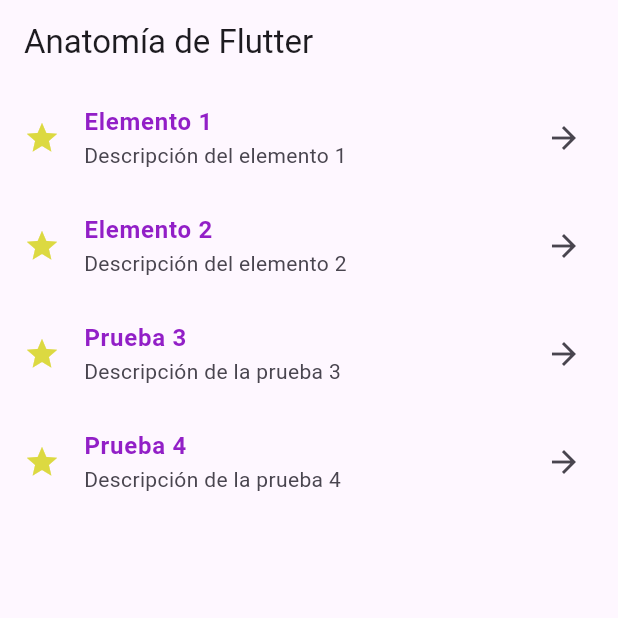
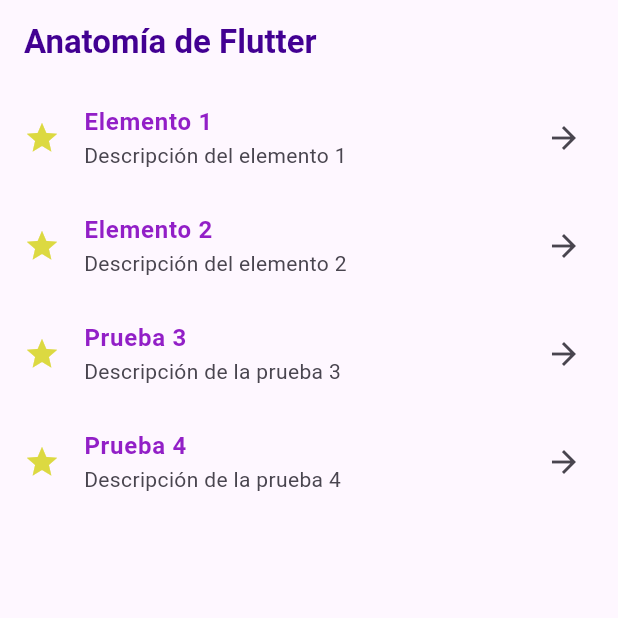
Before and after one commit to nallely-lopez/Dev_Aplication_Proyect1, a Flutter app: the screen it shows after launch, on a phone screen of 412 x 824 dp, the top half of it. Run offline on Flutter 3.47's test engine with Material 3 defaults, Android fonts, the phone set to English and light mode, and no system bars.

Commit message:
Actualización del código en Prueba.dart

```diff
--- a/lib/prueba.dart
+++ b/lib/prueba.dart
@@ -7,7 +7,9 @@
   Widget build(BuildContext context) {
     return Scaffold(
       appBar: AppBar(
-        title: const Text('Anatomía de Flutter'),
+        title: const Text('Anatomía de Flutter',
+          style: TextStyle(color: Color.fromARGB(255, 66, 0, 146), fontWeight: FontWeight.bold),
+        ),
       ),
       body: ListView(
         children: const [
```
